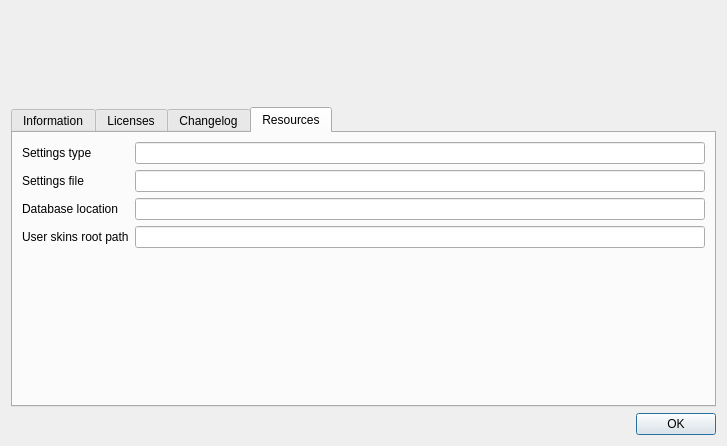
Qt form src/librssguard/gui/dialogs/formabout.ui (martinrotter/rssguard) before a commit.
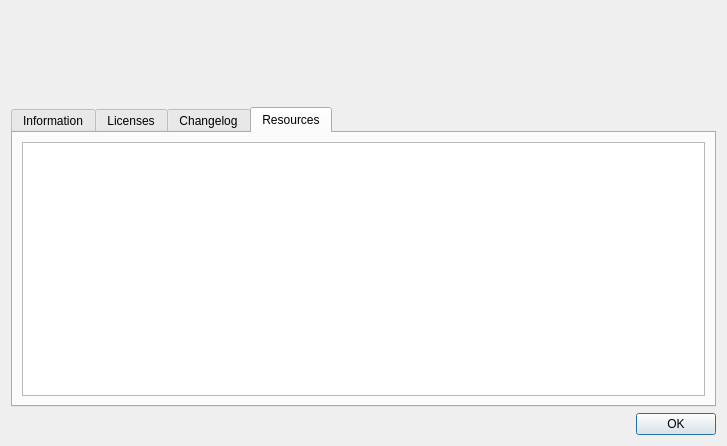
The same form after that commit. The open tabs and pages were chosen to show the change.

Commit message: bit better about -> resources

The edit to the form file:
```diff
--- a/src/librssguard/gui/dialogs/formabout.ui
+++ b/src/librssguard/gui/dialogs/formabout.ui
@@ -216,62 +216,13 @@
        <property name="fieldGrowthPolicy">
         <enum>QFormLayout::ExpandingFieldsGrow</enum>
        </property>
-       <item row="0" column="0">
-        <widget class="QLabel" name="label">
-         <property name="text">
-          <string>Settings type</string>
-         </property>
-        </widget>
-       </item>
-       <item row="0" column="1">
-        <widget class="QLineEdit" name="m_txtPathsSettingsType">
+       <item row="0" column="0" colspan="2">
+        <widget class="QPlainTextEdit" name="m_tbResources">
          <property name="readOnly">
           <bool>true</bool>
          </property>
         </widget>
        </item>
-       <item row="1" column="0">
-        <widget class="QLabel" name="label_2">
-         <property name="text">
-          <string>Settings file</string>
-         </property>
-        </widget>
-       </item>
-       <item row="1" column="1">
-        <widget class="QLineEdit" name="m_txtPathsSettingsFile">
-         <property name="readOnly">
-          <bool>true</bool>
-         </property>
-        </widget>
-       </item>
-       <item row="2" column="1">
-        <widget class="QLineEdit" name="m_txtPathsDatabaseRoot">
-         <property name="readOnly">
-          <bool>true</bool>
-         </property>
-        </widget>
-       </item>
-       <item row="2" column="0">
-        <widget class="QLabel" name="label_4">
-         <property name="text">
-          <string>Database location</string>
-         </property>
-        </widget>
-       </item>
-       <item row="3" column="1">
-        <widget class="QLineEdit" name="m_txtPathsSkinsRoot">
-         <property name="readOnly">
-          <bool>true</bool>
-         </property>
-        </widget>
-       </item>
-       <item row="3" column="0">
-        <widget class="QLabel" name="label_3">
-         <property name="text">
-          <string>User skins root path</string>
-         </property>
-        </widget>
-       </item>
       </layout>
      </widget>
     </widget>
```
Left out of the diff: 7 changed lines with no effect on the pictures. The commit also changes 3 other files.
